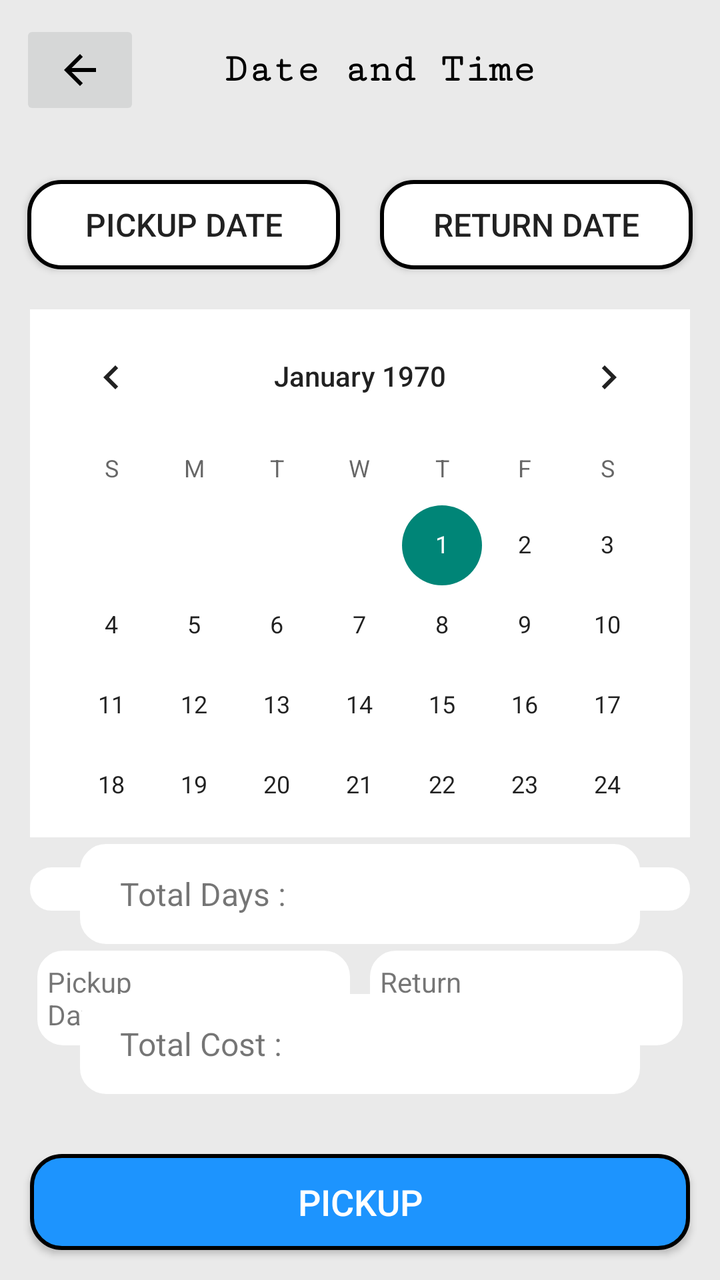
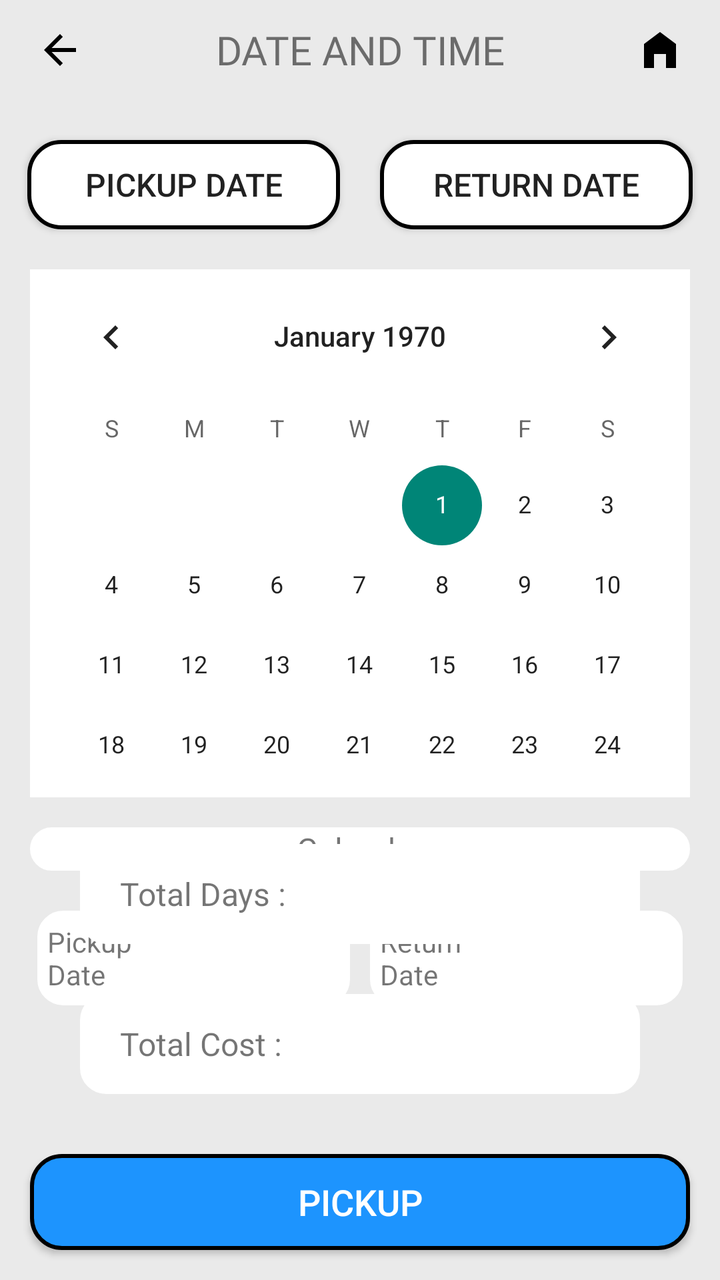

Screens rendered from an Android XML layout before and after an edit, with the pre-edit source and the edit as a unified diff.
<!-- AndroidManifest.xml: application theme Theme.AppCompat.Light.NoActionBar -->
<!-- res/layout/activity_booking_page.xml -->
<?xml version="1.0" encoding="utf-8"?>
<androidx.constraintlayout.widget.ConstraintLayout xmlns:android="http://schemas.android.com/apk/res/android"
    xmlns:app="http://schemas.android.com/apk/res-auto"
    xmlns:tools="http://schemas.android.com/tools"
    android:id="@+id/main"
    android:layout_width="match_parent"
    android:layout_height="match_parent"
    android:background="@color/grey"
    tools:context=".Booking_page">

    <androidx.constraintlayout.widget.Guideline
        android:id="@+id/vertical_guideline_start"
        android:layout_width="wrap_content"
        android:layout_height="wrap_content"
        android:orientation="vertical"
        app:layout_constraintGuide_percent="0.01" />

    <androidx.constraintlayout.widget.Guideline
        android:id="@+id/vertical_guideline_end"
        android:layout_width="wrap_content"
        android:layout_height="wrap_content"
        android:orientation="vertical"
        app:layout_constraintGuide_percent="0.99" />

    <LinearLayout
        android:id="@+id/dateTimeBar"
        android:layout_width="match_parent"
        android:layout_height="70dp"
        android:background="@color/grey"
        android:gravity="center_vertical"
        android:orientation="horizontal"
        app:layout_constraintEnd_toEndOf="parent"
        app:layout_constraintStart_toStartOf="parent"
        app:layout_constraintTop_toTopOf="parent">

        <ImageButton
            android:id="@+id/backButton"
            android:layout_width="60dp"
            android:layout_height="50dp"
            android:layout_gravity="center_vertical"
            android:layout_marginStart="10dp"
            android:src="@drawable/baseline_arrow_back_24" />

        <TextView
            android:layout_width="0dp"
            android:layout_height="50dp"
            android:layout_marginHorizontal="10dp"
            android:paddingEnd="50dp"
            android:layout_weight="1"
            android:gravity="center"
            android:text="Date and Time"
            android:textColor="@color/black"
            android:textSize="20sp"
            android:textStyle="bold"
            android:fontFamily="serif-monospace"
            />

    </LinearLayout>

    <Button
        android:id="@+id/pickupDate"
        android:layout_width="0dp"
        android:layout_height="0dp"
        android:layout_marginHorizontal="10dp"
        android:layout_marginVertical="20dp"
        android:text="Pickup Date"
        android:textSize="16sp"
        android:background="@drawable/rentplans_default_background"
        app:layout_constraintDimensionRatio="3.5:1"
        app:layout_constraintEnd_toStartOf="@+id/returnDate"
        app:layout_constraintStart_toEndOf="@id/vertical_guideline_start"
        app:layout_constraintTop_toBottomOf="@id/dateTimeBar" />

    <Button
        android:id="@+id/returnDate"
        android:layout_width="0dp"
        android:layout_height="0dp"
        android:layout_marginHorizontal="10dp"
        android:layout_marginVertical="20dp"
        android:text="Return Date"
        android:textSize="16sp"
        android:background="@drawable/rentplans_default_background"
        app:layout_constraintDimensionRatio="3.5:1"
        app:layout_constraintStart_toEndOf="@id/pickupDate"
        app:layout_constraintEnd_toStartOf="@id/vertical_guideline_end"
        app:layout_constraintTop_toBottomOf="@id/dateTimeBar" />

    <CalendarView
        android:id="@+id/pickupCalendar"
        android:layout_width="match_parent"
        android:layout_height="0dp"
        android:layout_marginTop="20dp"
        android:layout_marginHorizontal="15dp"
        android:background="@color/white"
        app:layout_constraintDimensionRatio="1:0.8"
        app:layout_constraintStart_toEndOf="@id/vertical_guideline_start"
        app:layout_constraintEnd_toStartOf="@id/vertical_guideline_end"
        app:layout_constraintTop_toBottomOf="@id/pickupDate"
        />

    <TextView
        android:id="@+id/calendarText"
        android:layout_width="match_parent"
        android:layout_height="wrap_content"
        android:layout_marginTop="15dp"
        android:layout_marginHorizontal="15dp"
        android:text="Calendar"
        android:textSize="16sp"
        android:textAlignment="center"
        android:background="@drawable/radio_button_default"
        android:backgroundTint="@color/white"
        app:layout_constraintStart_toEndOf="@id/vertical_guideline_start"
        app:layout_constraintEnd_toStartOf="@id/vertical_guideline_end"
        app:layout_constraintTop_toBottomOf="@id/pickupCalendar"
        />

    <TextView
        android:id="@+id/pickupDateText"
        android:layout_width="0dp"
        android:layout_height="0dp"
        android:layout_marginVertical="20dp"
        android:layout_marginHorizontal="15dp"
        android:paddingStart="5dp"
        android:text="Pickup\nDate"
        android:textSize="14sp"
        android:background="@drawable/radio_button_default"
        android:backgroundTint="@color/white"
        android:gravity="center_vertical"
        app:layout_constraintDimensionRatio="3.3:1"
        app:layout_constraintEnd_toStartOf="@+id/returnDate"
        app:layout_constraintStart_toEndOf="@id/vertical_guideline_start"
        app:layout_constraintTop_toBottomOf="@id/calendarText" />

    <TextView
        android:id="@+id/returnDateText"
        android:layout_width="0dp"
        android:layout_height="0dp"
        android:layout_marginVertical="20dp"
        android:layout_marginHorizontal="15dp"
        android:paddingStart="5dp"
        android:text="Return\nDate"
        android:textSize="14sp"
        android:background="@drawable/radio_button_default"
        android:backgroundTint="@color/white"
        android:gravity="center_vertical"
        app:layout_constraintDimensionRatio="3.3:1"
        app:layout_constraintStart_toEndOf="@id/pickupDate"
        app:layout_constraintEnd_toStartOf="@id/vertical_guideline_end"
        app:layout_constraintTop_toBottomOf="@id/calendarText" />

    <TextView
        android:id="@+id/daysCount"
        android:layout_width="match_parent"
        android:layout_height="50dp"
        android:layout_marginHorizontal="40dp"
        android:layout_marginBottom="25dp"
        android:paddingVertical="10dp"
        android:paddingStart="20dp"
        android:text="Total Days : "
        android:textSize="16sp"
        android:gravity="center_vertical"
        android:background="@drawable/radio_button_default"
        android:backgroundTint="@color/white"
        app:layout_constraintStart_toEndOf="@id/vertical_guideline_start"
        app:layout_constraintEnd_toStartOf="@id/vertical_guideline_end"
        app:layout_constraintBottom_toTopOf="@+id/cost"
        />

    <TextView
        android:id="@+id/cost"
        android:layout_width="match_parent"
        android:layout_height="50dp"
        android:layout_marginHorizontal="40dp"
        android:layout_marginBottom="30dp"
        android:paddingVertical="10dp"
        android:paddingStart="20dp"
        android:text="Total Cost : "
        android:textSize="16sp"
        android:gravity="center_vertical"
        android:background="@drawable/radio_button_default"
        android:backgroundTint="@color/white"
        app:layout_constraintStart_toEndOf="@id/vertical_guideline_start"
        app:layout_constraintEnd_toStartOf="@id/vertical_guideline_end"
        app:layout_constraintBottom_toTopOf="@+id/pickupButton"
        />

    <Button
        android:id="@+id/pickupButton"
        android:layout_width="match_parent"
        android:layout_height="wrap_content"
        android:layout_marginHorizontal="15dp"
        android:layout_marginBottom="15dp"
        android:background="@drawable/brands_btn_bg"
        android:text="PickUp"
        android:textColor="@color/white"
        android:textSize="18sp"
        app:layout_constraintStart_toEndOf="@id/vertical_guideline_start"
        app:layout_constraintEnd_toStartOf="@id/vertical_guideline_end"
        app:layout_constraintBottom_toBottomOf="parent" />

</androidx.constraintlayout.widget.ConstraintLayout>
<!-- resources referenced by this layout -->
<resources>
  <color name="black">#FF000000</color>
  <color name="grey">#EAEAEA</color>
  <color name="white">#FFFFFFFF</color>
  <!-- drawable baseline_arrow_back_24 (drawable) -->
  <vector xmlns:android="http://schemas.android.com/apk/res/android" android:autoMirrored="true" android:height="24dp" android:tint="#000000" android:viewportHeight="24" android:viewportWidth="24" android:width="24dp">
        
      <path android:fillColor="@android:color/white" android:pathData="M20,11H7.83l5.59,-5.59L12,4l-8,8 8,8 1.41,-1.41L7.83,13H20v-2z"/>
      
  </vector>
  <!-- drawable brands_btn_bg (drawable) -->
  <?xml version="1.0" encoding="utf-8"?>
  <shape xmlns:android="http://schemas.android.com/apk/res/android">
      <solid android:color="@color/blue" />
      <stroke
          android:width="2dp"
          android:color="@color/black" />
      <corners android:radius="15dp" />
  
  </shape>
  <!-- drawable radio_button_default (drawable) -->
  <?xml version="1.0" encoding="utf-8"?>
  <shape xmlns:android="http://schemas.android.com/apk/res/android">
      <solid android:color="@color/white"/>
      <stroke
          android:width="2dp"
          android:color="@android:color/black" /> 
      <corners android:radius="12dp" /> 
  
  </shape>
  <!-- drawable rentplans_default_background (drawable) -->
  <?xml version="1.0" encoding="utf-8"?>
  <shape xmlns:android="http://schemas.android.com/apk/res/android">
  
      <solid android:color="@color/white"/>
  
      <stroke
          android:width="2dp"
          android:color="@android:color/black" />
  
      <corners
          android:radius="16dp"/>
  </shape>
  <color name="blue">#1D94FE</color>
</resources>

<!-- the commit's change to res/layout/activity_booking_page.xml (unified diff, before → after) -->
@@ -22,40 +22,35 @@
         android:orientation="vertical"
         app:layout_constraintGuide_percent="0.99" />
 
-    <LinearLayout
-        android:id="@+id/dateTimeBar"
-        android:layout_width="match_parent"
-        android:layout_height="70dp"
+    <ImageButton
+        android:id="@+id/bkngDetailsRedirect"
+        android:layout_width="60dp"
+        android:layout_height="50dp"
         android:background="@color/grey"
+        android:src="@drawable/baseline_arrow_back_24"
+        app:layout_constraintStart_toStartOf="parent"
+        app:layout_constraintTop_toTopOf="parent" />
+
+    <TextView
+        android:id="@+id/bkngHeader"
+        android:layout_width="wrap_content"
+        android:layout_height="50dp"
+        android:text="DATE AND TIME"
+        android:textSize="20sp"
         android:gravity="center_vertical"
-        android:orientation="horizontal"
+        android:fontFamily="@font/poppinsmedium"
+        app:layout_constraintEnd_toStartOf="@+id/bkngHomeRedirect"
+        app:layout_constraintStart_toEndOf="@+id/bkngDetailsRedirect"
+        app:layout_constraintTop_toTopOf="parent" />
+
+    <ImageButton
+        android:id="@+id/bkngHomeRedirect"
+        android:layout_width="60dp"
+        android:layout_height="50dp"
+        android:background="@color/grey"
+        android:src="@drawable/baseline_home_filled_24"
         app:layout_constraintEnd_toEndOf="parent"
-        app:layout_constraintStart_toStartOf="parent"
-        app:layout_constraintTop_toTopOf="parent">
-
-        <ImageButton
-            android:id="@+id/backButton"
-            android:layout_width="60dp"
-            android:layout_height="50dp"
-            android:layout_gravity="center_vertical"
-            android:layout_marginStart="10dp"
-            android:src="@drawable/baseline_arrow_back_24" />
-
-        <TextView
-            android:layout_width="0dp"
-            android:layout_height="50dp"
-            android:layout_marginHorizontal="10dp"
-            android:paddingEnd="50dp"
-            android:layout_weight="1"
-            android:gravity="center"
-            android:text="Date and Time"
-            android:textColor="@color/black"
-            android:textSize="20sp"
-            android:textStyle="bold"
-            android:fontFamily="serif-monospace"
-            />
-
-    </LinearLayout>
+        app:layout_constraintTop_toTopOf="parent" />
 
     <Button
         android:id="@+id/pickupDate"
@@ -69,7 +64,7 @@
         app:layout_constraintDimensionRatio="3.5:1"
         app:layout_constraintEnd_toStartOf="@+id/returnDate"
         app:layout_constraintStart_toEndOf="@id/vertical_guideline_start"
-        app:layout_constraintTop_toBottomOf="@id/dateTimeBar" />
+        app:layout_constraintTop_toBottomOf="@id/bkngHeader" />
 
     <Button
         android:id="@+id/returnDate"
@@ -83,7 +78,7 @@
         app:layout_constraintDimensionRatio="3.5:1"
         app:layout_constraintStart_toEndOf="@id/pickupDate"
         app:layout_constraintEnd_toStartOf="@id/vertical_guideline_end"
-        app:layout_constraintTop_toBottomOf="@id/dateTimeBar" />
+        app:layout_constraintTop_toBottomOf="@id/bkngHeader" />
 
     <CalendarView
         android:id="@+id/pickupCalendar"
<!-- resource entries referenced after the edit -->
@@ -7,6 +7,12 @@
   <vector xmlns:android="http://schemas.android.com/apk/res/android" android:autoMirrored="true" android:height="24dp" android:tint="#000000" android:viewportHeight="24" android:viewportWidth="24" android:width="24dp">
         
       <path android:fillColor="@android:color/white" android:pathData="M20,11H7.83l5.59,-5.59L12,4l-8,8 8,8 1.41,-1.41L7.83,13H20v-2z"/>
+      
+  </vector>
+  <!-- drawable baseline_home_filled_24 (drawable) -->
+  <vector xmlns:android="http://schemas.android.com/apk/res/android" android:height="24dp" android:tint="#000000" android:viewportHeight="24" android:viewportWidth="24" android:width="24dp">
+        
+      <path android:fillColor="@android:color/white" android:pathData="M12,3L4,9v12h5v-7h6v7h5V9z"/>
       
   </vector>
   <!-- drawable brands_btn_bg (drawable) -->
